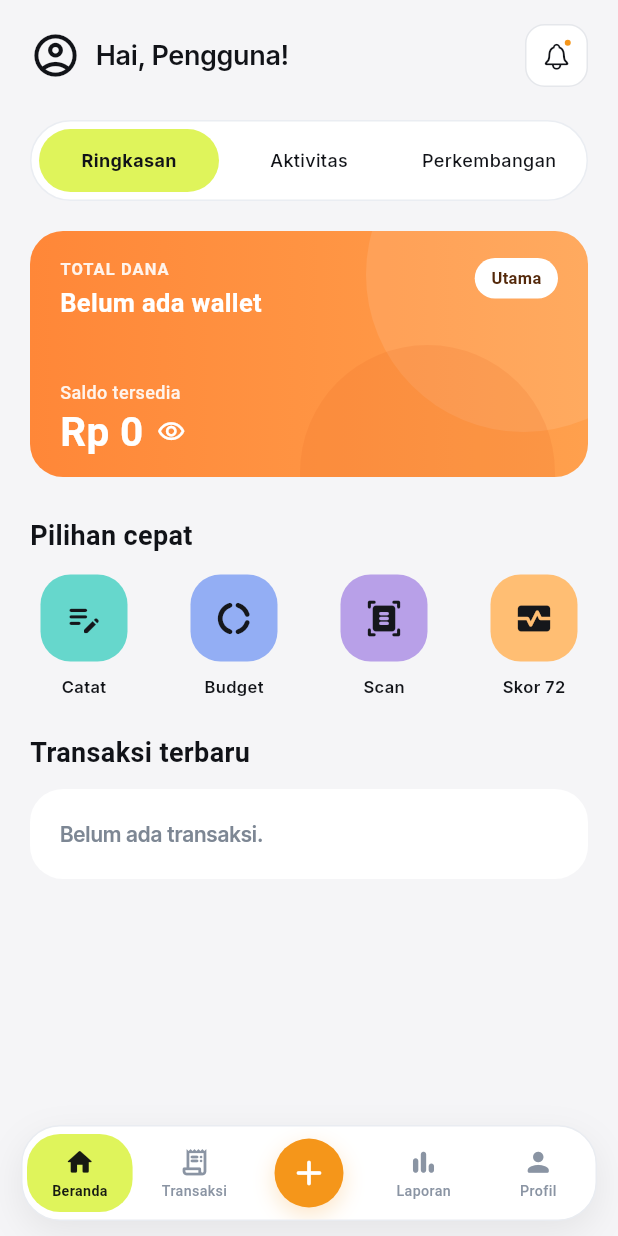
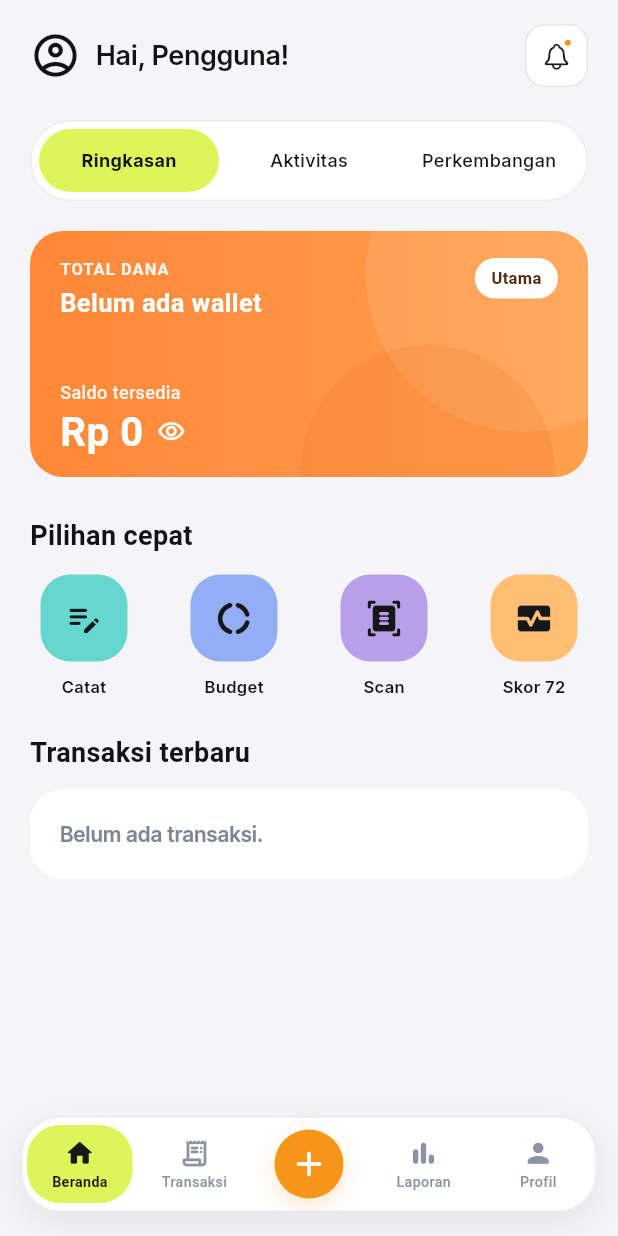
Before and after one commit to Codift05/Nala-CuanManage, a Flutter app: the MainShell screen opened directly, on a phone screen of 412 x 824 dp. Run offline on Flutter 3.47's test engine with Material 3 defaults, Android fonts, the phone set to English and light mode, and no system bars; our stand-ins replace fl_chart, flutter_secure_storage, google_fonts, image_picker, local_auth, shared_preferences; missing offline and left inert: home_widget, telephony; accounts and stored records are empty; network calls fail.

Commit message:
style: lift bottom navigation above home indicator

```diff
--- a/mobile/lib/widgets/main_shell.dart
+++ b/mobile/lib/widgets/main_shell.dart
@@ -74,7 +74,7 @@ class _MainShellState extends State<MainShell> {
         ),
         bottomNavigationBar: SafeArea(
           top: false,
-          minimum: const EdgeInsets.fromLTRB(14, 0, 14, 10),
+          minimum: const EdgeInsets.fromLTRB(14, 0, 14, 16),
           child: Container(
             height: 64,
             decoration: BoxDecoration(
```
Also changed, not shown: 1 other file.
